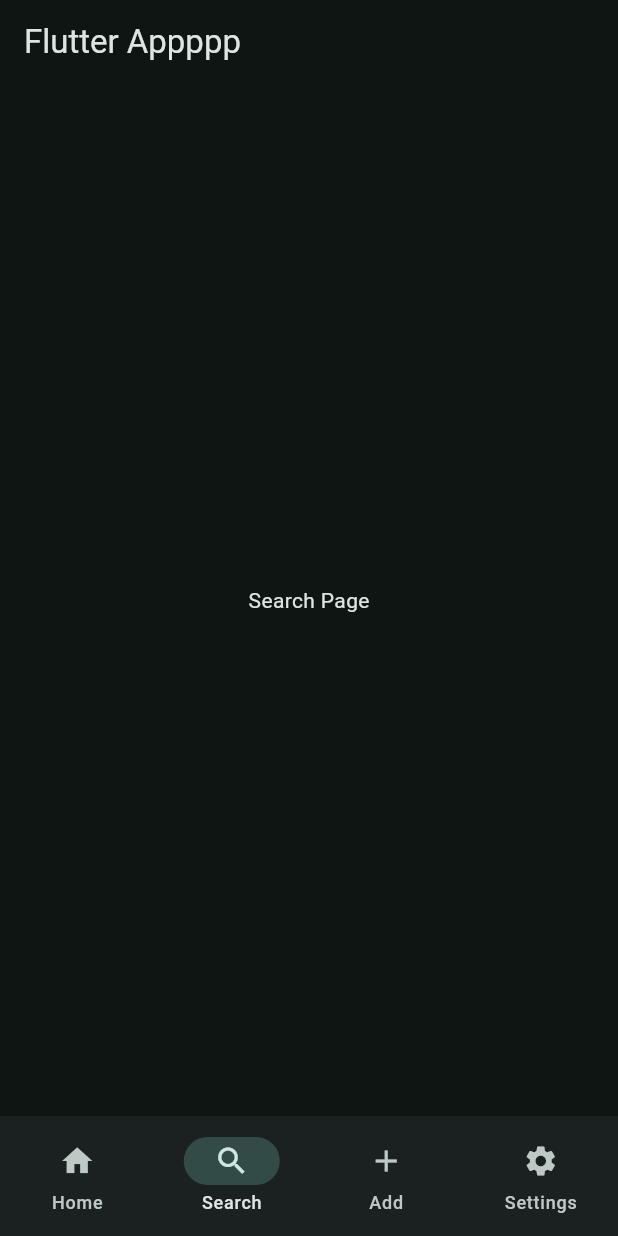
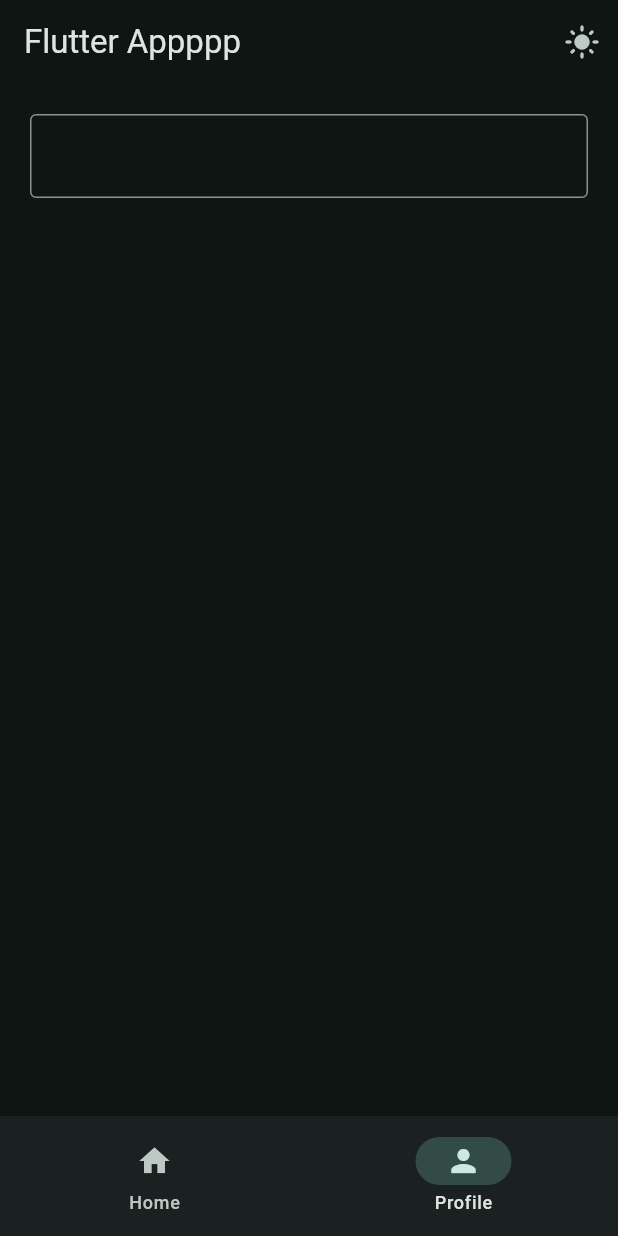
Before and after one commit to Vinaypartap-Singh/Flutter-Learning, a Flutter app: the screen it shows after launch, item 2 of the bottom bar chosen, on a phone screen of 412 x 824 dp. Run offline on Flutter 3.47's test engine with Material 3 defaults, Android fonts, the phone set to English and light mode, and no system bars.

Commit message:
Navigation and ValueNotifers

```diff
--- /dev/null
+++ b/lib/data/notifiers.dart
@@ -0,0 +1,8 @@
+// value notifiers: hold the data
+
+// valueListenableBuilder: listen to the data
+
+import 'package:flutter/material.dart';
+
+ValueNotifier<int> selectedPageNotifier = ValueNotifier(0);
+ValueNotifier<bool> isDarkThemeNotifier = ValueNotifier(true);
--- a/lib/main.dart
+++ b/lib/main.dart
@@ -1,4 +1,6 @@
 import 'package:flutter/material.dart';
+import 'package:flutter_app/data/notifiers.dart';
+import 'package:flutter_app/views/widget_tree.dart';
 
 void main() {
   runApp(const MyApp());
@@ -13,61 +15,19 @@ class MyApp extends StatelessWidget {
 
   @override
   Widget build(BuildContext context) {
-    return MaterialApp(
-      debugShowCheckedModeBanner: false,
-      theme: ThemeData(
-        colorScheme: ColorScheme.fromSeed(
-            seedColor: Colors.teal, brightness: Brightness.dark),
-      ),
-      home: HomePage(),
+    return ValueListenableBuilder(
+      valueListenable: isDarkThemeNotifier,
+      builder: (context, isDarkMode, child) {
+        return MaterialApp(
+          debugShowCheckedModeBanner: false,
+          theme: ThemeData(
+            colorScheme: ColorScheme.fromSeed(
+                seedColor: Colors.teal,
+                brightness: isDarkMode ? Brightness.dark : Brightness.light),
+          ),
+          home: WidgetTree(),
+        );
+      },
     );
   }
 }
-
-class HomePage extends StatefulWidget {
-  const HomePage({super.key});
-
-  @override
-  State<HomePage> createState() => _HomePageState();
-}
-
-class _HomePageState extends State<HomePage> {
-  int currentIndex = 0;
-  @override
-  Widget build(BuildContext context) {
-    return Scaffold(
-      appBar: AppBar(
-        title: Text("Flutter Appppp"),
-      ),
-      body: currentIndex == 0
-          ? Center(
-              child: Text("Home Page"),
-            )
-          : currentIndex == 1
-              ? Center(
-                  child: Text("Search Page"),
-                )
-              : currentIndex == 2
-                  ? Center(
-                      child: Text("Add Page"),
-                    )
-                  : Center(
-                      child: Text("Settings Page"),
-                    ),
-      bottomNavigationBar: NavigationBar(
-        destinations: [
-          NavigationDestination(icon: Icon(Icons.home), label: "Home"),
-          NavigationDestination(icon: Icon(Icons.search), label: "Search"),
-          NavigationDestination(icon: Icon(Icons.add), label: "Add"),
-          NavigationDestination(icon: Icon(Icons.settings), label: "Settings"),
-        ],
-        onDestinationSelected: (int value) {
-          setState(() {
-            currentIndex = value;
-          });
-        },
-        selectedIndex: currentIndex,
-      ),
-    );
-  }
-}
--- /dev/null
+++ b/lib/views/pages/home_page.dart
@@ -0,0 +1,12 @@
+import 'package:flutter/material.dart';
+
+class HomePage extends StatelessWidget {
+  const HomePage({super.key});
+
+  @override
+  Widget build(BuildContext context) {
+    return Center(
+      child: Text("Home Page"),
+    );
+  }
+}
--- /dev/null
+++ b/lib/views/pages/profile_page.dart
@@ -0,0 +1,32 @@
+import 'package:flutter/material.dart';
+
+class ProfilePage extends StatefulWidget {
+  const ProfilePage({super.key});
+
+  @override
+  State<ProfilePage> createState() => _ProfilePageState();
+}
+
+class _ProfilePageState extends State<ProfilePage> {
+  TextEditingController controller = TextEditingController();
+  @override
+  Widget build(BuildContext context) {
+    return Padding(
+      padding: const EdgeInsets.all(20.0),
+      child: Column(
+        children: [
+          TextField(
+            controller: controller,
+            decoration: InputDecoration(
+              border: OutlineInputBorder(),
+            ),
+            onEditingComplete: () {
+              setState(() {});
+            },
+          ),
+          Text(controller.text),
+        ],
+      ),
+    );
+  }
+}
--- /dev/null
+++ b/lib/views/widget_tree.dart
@@ -0,0 +1,40 @@
+import 'package:flutter/material.dart';
+import 'package:flutter_app/data/notifiers.dart';
+import 'package:flutter_app/views/pages/home_page.dart';
+import 'package:flutter_app/views/pages/profile_page.dart';
+import 'package:flutter_app/widgets/navigation_widget.dart';
+
+List<Widget> pages = [HomePage(), ProfilePage()];
+
+class WidgetTree extends StatelessWidget {
+  const WidgetTree({super.key});
+
+  @override
+  Widget build(BuildContext context) {
+    return Scaffold(
+      appBar: AppBar(
+        title: Text("Flutter Appppp"),
+        actions: [
+          IconButton(
+            onPressed: () {
+              isDarkThemeNotifier.value = !isDarkThemeNotifier.value;
+            },
+            icon: ValueListenableBuilder(
+              valueListenable: isDarkThemeNotifier,
+              builder: (context, isDarkMode, child) {
+                return Icon(isDarkMode ? Icons.light_mode : Icons.dark_mode);
+              },
+            ),
+          )
+        ],
+      ),
+      body: ValueListenableBuilder(
+        valueListenable: selectedPageNotifier,
+        builder: (context, selectedPage, child) {
+          return pages.elementAt(selectedPage);
+        },
+      ),
+      bottomNavigationBar: NavigationState(),
+    );
+  }
+}
--- /dev/null
+++ b/lib/widgets/navigation_widget.dart
@@ -0,0 +1,24 @@
+import 'package:flutter/material.dart';
+import 'package:flutter_app/data/notifiers.dart';
+
+class NavigationState extends StatelessWidget {
+  const NavigationState({super.key});
+
+  @override
+  Widget build(BuildContext context) {
+    return ValueListenableBuilder(
+        valueListenable: selectedPageNotifier,
+        builder: (context, selectedPage, child) {
+          return NavigationBar(
+            destinations: [
+              NavigationDestination(icon: Icon(Icons.home), label: "Home"),
+              NavigationDestination(icon: Icon(Icons.person), label: "Profile"),
+            ],
+            onDestinationSelected: (int value) {
+              selectedPageNotifier.value = value;
+            },
+            selectedIndex: selectedPage,
+          );
+        });
+  }
+}
```
